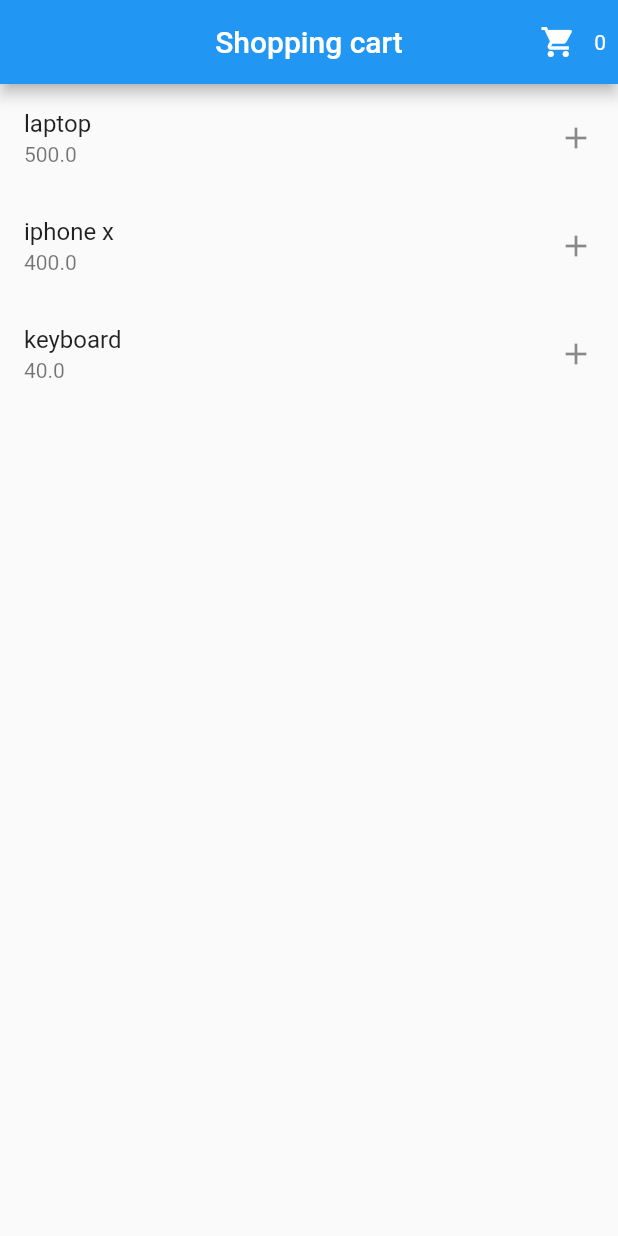
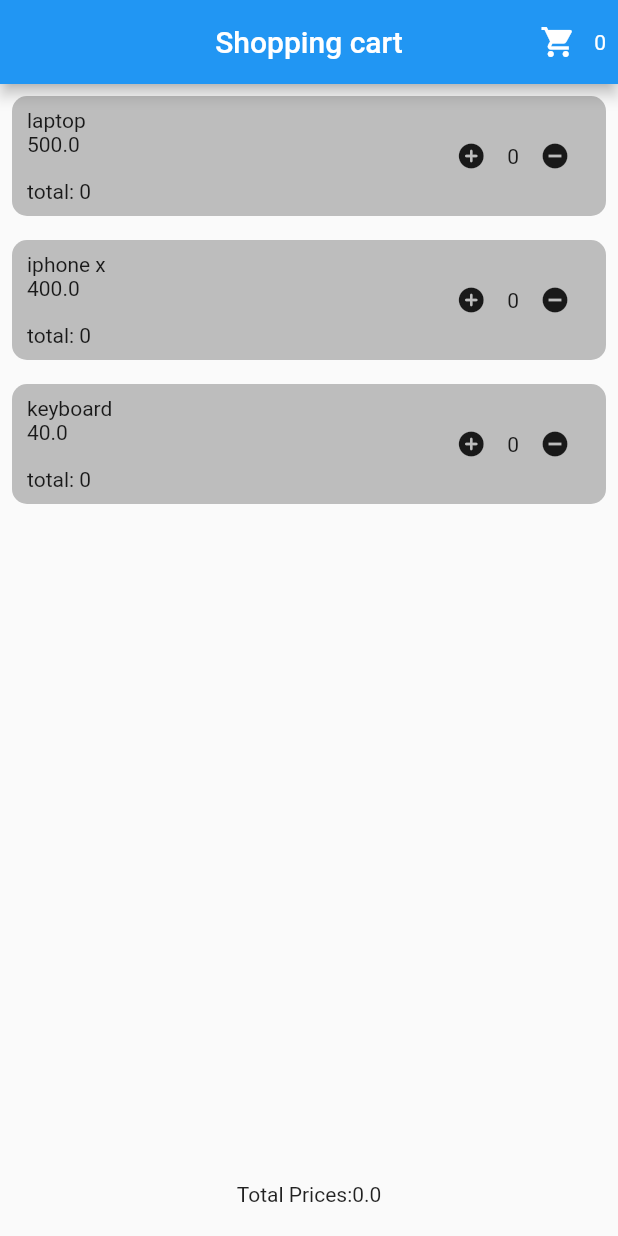
Before and after one commit to rajoanrahman100/provider_cart, a Flutter app: the screen it shows after launch, on a phone screen of 412 x 824 dp. Run offline on Flutter 3.47's test engine with Material 2 defaults, Android fonts, the phone set to English and light mode, and no system bars.

Commit message:
cart total price/items individual cart count done

```diff
--- a/lib/checkOut.dart
+++ b/lib/checkOut.dart
@@ -11,8 +11,14 @@ class CheckoutPage extends StatefulWidget {
 class _CheckoutPageState extends State<CheckoutPage> {
   @override
   Widget build(BuildContext context) {
+
+
+
     return Consumer<Cart>(
       builder: (context, cart, child) {
+
+        print("basket Items: ${cart.basketItems.toString()}");
+
         return Scaffold(
             appBar: AppBar(
               title: Text('Checkout Page [\$ ${cart.totalPrice}]'),
--- a/lib/item.dart
+++ b/lib/item.dart
@@ -1,5 +1,7 @@
 class Item {
   String title;
   double price;
-  Item({this.title, this.price});
+  int count;
+  num totalPrice;
+  Item({this.title, this.price,this.count,this.totalPrice});
 }
--- a/lib/main.dart
+++ b/lib/main.dart
@@ -29,9 +29,9 @@ class HomePage extends StatefulWidget {
 
 class _HomePageState extends State<HomePage> {
   final List<Item> items = [
-    Item(title: 'laptop ', price: 500.0),
-    Item(title: 'iphone x ', price: 400.0),
-    Item(title: 'keyboard ', price: 40.0),
+    Item(title: 'laptop ', price: 500.0,count: 0,totalPrice: 0),
+    Item(title: 'iphone x ', price: 400.0,count: 0,totalPrice: 0),
+    Item(title: 'keyboard ', price: 40.0,count: 0,totalPrice: 0),
   ];
   @override
   Widget build(BuildContext context) {
@@ -61,18 +61,90 @@ class _HomePageState extends State<HomePage> {
           ],
           centerTitle: true,
         ),
-        body: ListView.builder(
-          itemCount: items.length,
-          itemBuilder: (context, index) {
-            return ListTile(
-              title: Text(items[index].title),
-              subtitle: Text(items[index].price.toString()),
-              trailing: Icon(Icons.add),
-              onTap: () {
-                cart.add(items[index]);
-              },
-            );
-          },
+        body: Column(
+          children: [
+            Expanded(
+
+              child: ListView.builder(
+                itemCount: items.length,
+                itemBuilder: (context, index) {
+
+                  return Container(
+                    height: 80.0,
+
+                    decoration: BoxDecoration(
+                        color: Colors.grey[400],
+                      borderRadius: BorderRadius.circular(10.0)
+                    ),
+                    margin: EdgeInsets.all(8.0),
+                    padding: EdgeInsets.symmetric(horizontal: 10.0,vertical: 5.0),
+                    child: Row(
+                      mainAxisAlignment: MainAxisAlignment.spaceBetween,
+                      children: [
+                        Expanded(
+
+                          child: Container(
+
+                            child: Column(
+                              crossAxisAlignment: CrossAxisAlignment.start,
+                              mainAxisAlignment: MainAxisAlignment.center,
+                              children: [
+                                Text(items[index].title),
+                                Text(items[index].price.toString()),
+                                SizedBox(height: 15.0,),
+                                Text("total: ${items[index].totalPrice}"),
+
+
+                              ],
+                            ),
+                          ),
+                        ),
+
+                        Container(
+                          child: Row(
+                            children: [
+                              IconButton(icon: Icon(Icons.add_circle_rounded,size: 20.0,), onPressed: (){
+                                cart.add(items[index]);
+                                cart.addProductCount(items[index]);
+
+                                cart.addItemsTotalPrice(items[index]);
+                              }),
+
+                              items[index].count<0 ?Text("0"):Text(items[index].count.toString()),
+
+                              IconButton(icon: Icon(Icons.remove_circle,size: 20.0,), onPressed: (){
+                                cart.removeProductCount(items[index]);
+                              }),
+                            ],
+                          ),
+                        ),
+
+
+                      ],
+                    ),
+                  );
+                  // return ListTile(
+                  //   title: Text(items[index].title),
+                  //   subtitle: Text(items[index].price.toString()),
+                  //   isThreeLine: true,
+                  //   trailing: IconButton(icon: Icon(Icons.add,size: 10,),onPressed: (){
+                  //
+                  //   },),
+                  //   onTap: () {
+                  //     cart.add(items[index]);
+                  //   },
+                  // );
+                },
+              ),
+            ),
+
+            Padding(
+              padding: const EdgeInsets.only(bottom: 20.0),
+              child: Text("Total Prices:${cart.totalPrice}"),
+            ),
+
+
+          ],
         ),
       );
     });
```
Also changed, not shown: lib/cart.dart (+27 -0 lines).
